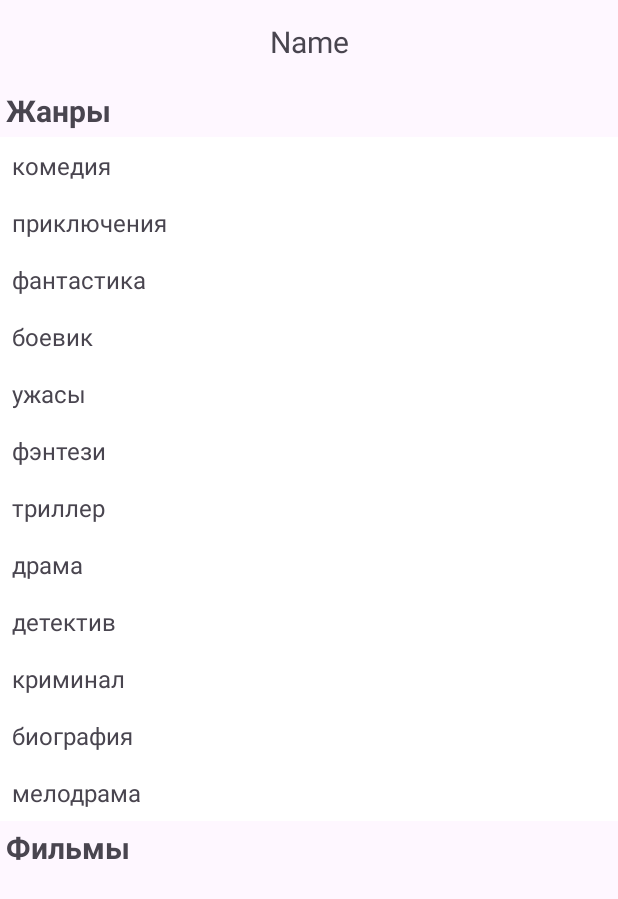
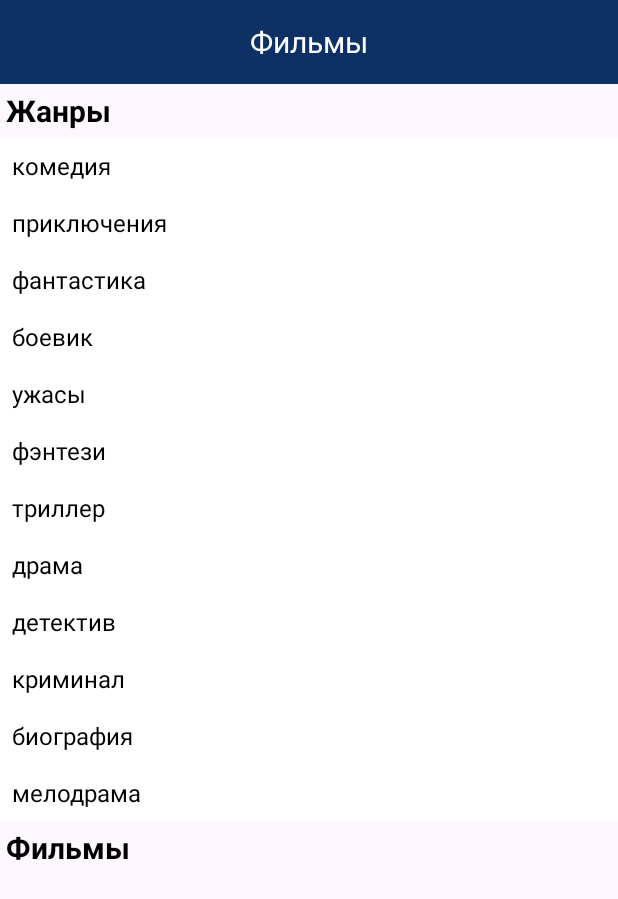
Before and after one commit to Pogchamb/sekvenia, an Android app: the screen it shows after launch (MainActivity), on a phone screen of 412 x 824 dp. Shown: the top 899 px of the screen. Run offline under Robolectric (Android 15) with nearby library versions, the phone set to English and light mode, and no system bars.

Commit message:
add FilmsDetailScreen

```diff
--- a/app/src/main/java/com/santorence/secveniafilmapp/fimsScreen/domain/model/FilmModel.kt
+++ b/app/src/main/java/com/santorence/secveniafilmapp/fimsScreen/domain/model/FilmModel.kt
@@ -1,4 +1,6 @@
 package com.santorence.secveniafilmapp.fimsScreen.domain.model
+
+import java.io.Serializable
 
 data class FilmModel(
     val id: Int,
@@ -8,4 +10,4 @@ data class FilmModel(
     val imageUrl: String?,
     val description: String?,
     val genres: List<String?>
-)
+) : Serializable
--- a/app/src/main/java/com/santorence/secveniafilmapp/fimsScreen/presentation/FilmsFragment.kt
+++ b/app/src/main/java/com/santorence/secveniafilmapp/fimsScreen/presentation/FilmsFragment.kt
@@ -1,11 +1,14 @@
 package com.santorence.secveniafilmapp.fimsScreen.presentation
 
 import android.os.Bundle
+import android.view.Gravity
 import android.view.LayoutInflater
 import android.view.View
 import android.view.ViewGroup
 import androidx.fragment.app.Fragment
+import androidx.navigation.fragment.findNavController
 import androidx.recyclerview.widget.LinearLayoutManager
+import com.santorence.secveniafilmapp.R
 import com.santorence.secveniafilmapp.databinding.FragmentFilmsBinding
 import com.santorence.secveniafilmapp.fimsScreen.presentation.viewAdapters.FilmsAdapter
 import com.santorence.secveniafilmapp.fimsScreen.presentation.viewAdapters.GenreAdapter
@@ -14,6 +17,9 @@ import com.santorence.secveniafilmapp.utils.GenreItem
 import org.koin.androidx.viewmodel.ext.android.viewModel
 
 class FilmsFragment : Fragment() {
+    companion object {
+        const val FILM_KEY = "film"
+    }
     private val viewModel: FilmsViewModel by viewModel()
     private var _binding: FragmentFilmsBinding? = null
     private val binding get() = _binding
@@ -32,6 +38,7 @@ class FilmsFragment : Fragment() {
 
     override fun onViewCreated(view: View, savedInstanceState: Bundle?) {
         super.onViewCreated(view, savedInstanceState)
+
         val genresList: MutableList<GenreItem> =
             mutableListOf(
                 GenreItem("комедия", false),
@@ -59,15 +66,24 @@ class FilmsFragment : Fragment() {
 
 
         viewModel.filmsLiveData.observe(viewLifecycleOwner) { filmModels ->
+            binding?.let {
+                it.filmsLinearLayout.gravity = Gravity.TOP
+                it.toolbar.toolbarHeader.text = getString(R.string.films)
+                it.filmScrollView.visibility = View.VISIBLE
+                it.toolbar.toolbar.visibility = View.VISIBLE
+                it.progress.visibility = View.GONE
+            }
             val filmsItemDecorator = FilmsItemDecorator(10, 5)
             binding?.filmsRecyclerView?.addItemDecoration(filmsItemDecorator)
 
             val sortedByNameFilmsList = filmModels.sortedBy {
-                it.localizedName?.get(0)
+                it.localizedName?.first()
             }
 
             val filmsAdapter = FilmsAdapter(sortedByNameFilmsList.toMutableList()).apply {
                 this.onFilmClick = { filmModel ->
+                    findNavController().navigate(R.id.action_filmsFragment_to_filmDetailFragment, Bundle().apply { putSerializable(
+                        FILM_KEY, filmModel) })
                     println(filmModel)
                 }
             }
@@ -87,7 +103,7 @@ class FilmsFragment : Fragment() {
                 val filteredFilmsList = filmModels.filter {
                     it.genres.contains(genreItem.genre)
                 }.sortedBy {
-                    it.localizedName?.get(0)
+                    it.localizedName?.first()
                 }
 
                 if (updateGenresList.map { it.isChecked }.contains(true)) {
--- /dev/null
+++ b/app/src/main/res/drawable/vector_back.xml
@@ -0,0 +1,9 @@
+<vector xmlns:android="http://schemas.android.com/apk/res/android"
+    android:width="18dp"
+    android:height="12dp"
+    android:viewportWidth="18"
+    android:viewportHeight="12">
+  <path
+      android:pathData="M6.521,11.77C6.84,11.458 6.84,10.939 6.527,10.62L2.726,6.812H17.194C17.637,6.812 18,6.45 18,5.999C18,5.549 17.637,5.187 17.194,5.187H2.732L6.534,1.379C6.846,1.06 6.84,0.547 6.527,0.229C6.208,-0.084 5.702,-0.084 5.383,0.235L0.231,5.424C0.163,5.499 0.106,5.58 0.063,5.681C0.019,5.781 0,5.887 0,5.993C0,6.206 0.081,6.406 0.231,6.562L5.383,11.751C5.689,12.076 6.202,12.083 6.521,11.77Z"
+      android:fillColor="@color/white"/>
+</vector>
--- a/app/src/main/res/layout/film_item.xml
+++ b/app/src/main/res/layout/film_item.xml
@@ -32,6 +32,7 @@
             android:textSize="16sp"
             android:ellipsize="end"
             android:maxLines="2"
+            android:textColor="@color/black"
             app:layout_constraintBottom_toBottomOf="parent"
             app:layout_constraintEnd_toEndOf="@+id/image"
             app:layout_constraintStart_toStartOf="@+id/image"
--- a/app/src/main/res/layout/fragment_films.xml
+++ b/app/src/main/res/layout/fragment_films.xml
@@ -1,21 +1,35 @@
 <?xml version="1.0" encoding="utf-8"?>
 
 <LinearLayout
+    android:id="@+id/filmsLinearLayout"
     xmlns:android="http://schemas.android.com/apk/res/android"
     xmlns:app="http://schemas.android.com/apk/res-auto"
     xmlns:tools="http://schemas.android.com/tools"
-    android:layout_height="wrap_content"
+    android:layout_height="match_parent"
     android:layout_width="match_parent"
+    android:gravity="center"
     android:orientation="vertical">
 
+
+    <ProgressBar
+        android:id="@+id/progress"
+        android:layout_width="wrap_content"
+        android:layout_height="wrap_content"
+        android:layout_gravity="center"
+        android:visibility="visible"/>
+
     <include layout="@layout/toolbar"
-        android:id="@+id/toolbar"/>
+        android:id="@+id/toolbar"
+        android:visibility="gone"/>
 
 
 
 <androidx.core.widget.NestedScrollView
+    android:id="@+id/filmScrollView"
     android:layout_height="wrap_content"
-    android:layout_width="match_parent">
+    android:layout_width="match_parent"
+    android:visibility="gone"
+    app:layout_constraintTop_toBottomOf="@id/toolbar">
 
 
 
@@ -32,6 +46,7 @@
             android:layout_height="wrap_content"
             android:text="@string/genres"
             android:textSize="20sp"
+            android:textColor="@color/black"
             android:textStyle="bold"
             android:padding="4dp"
             app:layout_constraintTop_toTopOf="parent" />
@@ -51,6 +66,7 @@
             android:layout_height="wrap_content"
             android:text="@string/films"
             android:textSize="20sp"
+            android:textColor="@color/black"
             android:textStyle="bold"
             android:padding="4dp"
             app:layout_constraintTop_toBottomOf="@id/genreRecycleView" />
--- a/app/src/main/res/layout/genre_item.xml
+++ b/app/src/main/res/layout/genre_item.xml
@@ -14,6 +14,7 @@
         android:layout_height="wrap_content"
         android:textSize="16sp"
         android:padding="8dp"
+        android:textColor="@color/black"
         android:text="@string/films"
         android:layout_gravity="center"/>
 
--- a/app/src/main/res/layout/toolbar.xml
+++ b/app/src/main/res/layout/toolbar.xml
@@ -1,14 +1,20 @@
 <?xml version="1.0" encoding="utf-8"?>
 <com.google.android.material.appbar.MaterialToolbar xmlns:android="http://schemas.android.com/apk/res/android"
     android:id="@+id/toolbar"
+    android:visibility="visible"
+    android:background="@color/primaryColor"
     android:layout_width="match_parent"
     android:layout_height="?android:actionBarSize">
 
 
-    <com.google.android.material.button.MaterialButton
+    <androidx.appcompat.widget.AppCompatImageButton
+        android:id="@+id/btnBack"
         android:layout_width="wrap_content"
         android:layout_height="wrap_content"
         android:layout_gravity="start"
+        android:background="?android:selectableItemBackground"
+        android:src="@drawable/vector_back"
+        android:layout_marginEnd="8dp"
         android:visibility="gone"/>
 
 
@@ -17,8 +23,10 @@
         android:layout_height="wrap_content"
         android:id="@+id/toolbarHeader"
         android:textSize="20sp"
-        android:text="Name"
+        android:textColor="@color/white"
         android:layout_gravity="center"
+        android:ellipsize="end"
+        android:maxLines="2"
         />
 
 </com.google.android.material.appbar.MaterialToolbar>
--- a/app/src/main/res/navigation/nav_graph.xml
+++ b/app/src/main/res/navigation/nav_graph.xml
@@ -9,5 +9,19 @@
         android:id="@+id/filmsFragment"
         android:name="com.santorence.secveniafilmapp.fimsScreen.presentation.FilmsFragment"
         android:label="fragment_films"
-        tools:layout="@layout/fragment_films" />
+        tools:layout="@layout/fragment_films" >
+        <action
+            android:id="@+id/action_filmsFragment_to_filmDetailFragment"
+            app:destination="@id/filmDetailFragment" />
+    </fragment>
+    <fragment
+        android:id="@+id/filmDetailFragment"
+        android:name="com.santorence.secveniafilmapp.filmDetailsScreen.presentation.FilmDetailFragment"
+        android:label="fragment_film_detail"
+        tools:layout="@layout/fragment_film_detail" >
+
+        <action
+            android:id="@+id/action_filmDetailFragment_to_filmsFragment"
+            app:destination="@id/filmsFragment" />
+    </fragment>
 </navigation>
--- a/app/src/main/res/values-night/themes.xml
+++ b/app/src/main/res/values-night/themes.xml
@@ -2,6 +2,6 @@
     <!-- Base application theme. -->
     <style name="Base.Theme.SecveniaFilmApp" parent="Theme.Material3.DayNight.NoActionBar">
         <!-- Customize your dark theme here. -->
-        <!-- <item name="colorPrimary">@color/my_dark_primary</item> -->
+         <item name="colorPrimary">@color/primaryColor</item>
     </style>
 </resources>
--- a/app/src/main/res/values/colors.xml
+++ b/app/src/main/res/values/colors.xml
@@ -3,4 +3,5 @@
     <color name="black">#FF000000</color>
     <color name="white">#FFFFFFFF</color>
     <color name="orange">#FFC967</color>
+    <color name="primaryColor">#0E3165</color>
 </resources>
--- a/app/src/main/res/values/strings.xml
+++ b/app/src/main/res/values/strings.xml
@@ -3,6 +3,7 @@
     <!-- TODO: Remove or change this placeholder text -->
     <string name="genres">Жанры</string>
     <string name="films">Фильмы</string>
+    <string name="raringName">КиноПоиск</string>
 
 
 </resources>
--- a/app/src/main/res/values/themes.xml
+++ b/app/src/main/res/values/themes.xml
@@ -2,7 +2,7 @@
     <!-- Base application theme. -->
     <style name="Base.Theme.SecveniaFilmApp" parent="Theme.Material3.DayNight.NoActionBar">
         <!-- Customize your light theme here. -->
-        <!-- <item name="colorPrimary">@color/my_light_primary</item> -->
+         <item name="colorPrimary">@color/primaryColor</item>
     </style>
 
     <style name="Theme.SecveniaFilmApp" parent="Base.Theme.SecveniaFilmApp" />
```
Also changed, not shown: app/src/main/java/com/santorence/secveniafilmapp/filmDetailsScreen/presentation/FilmDetailFragment.kt (added, +58 -0 lines), app/src/main/res/layout/fragment_film_detail.xml (added, +81 -0 lines).
